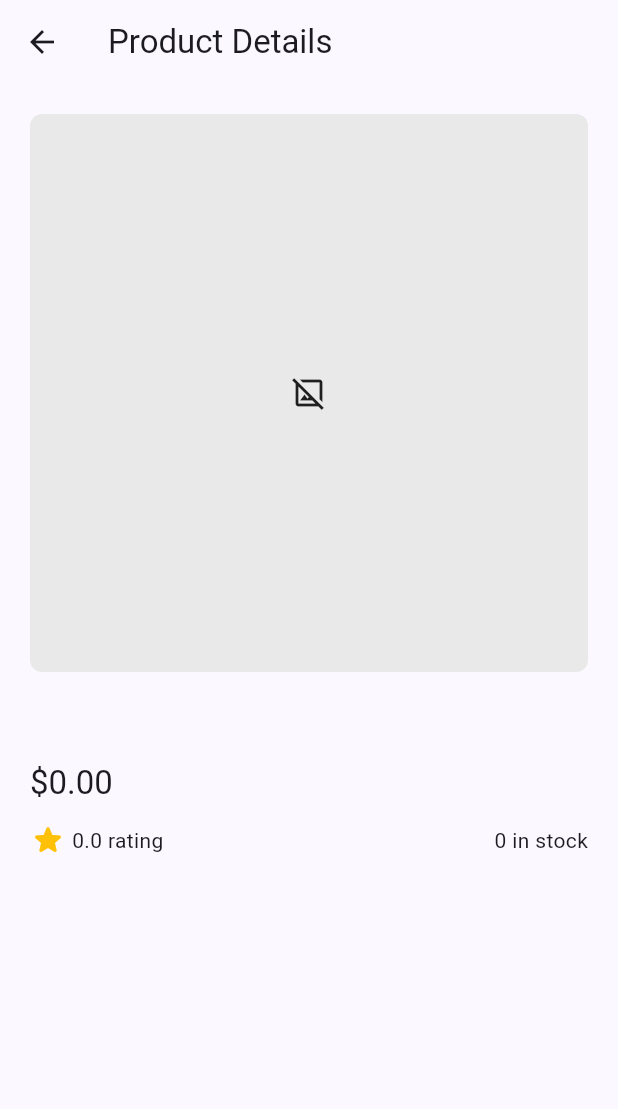
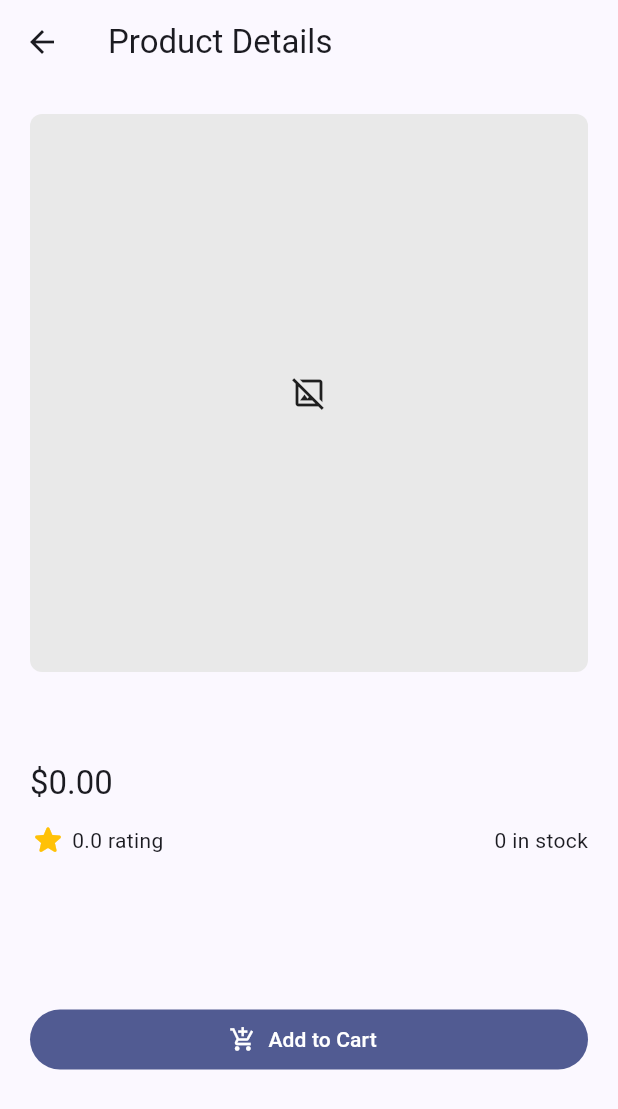
Before and after one commit to jian04p/garcia-advancedmobprog, a Flutter app: the ProductDetailsScreen screen opened directly with empty values, on a phone screen of 412 x 824 dp. Shown: the top 1109 px of the screen. Run offline on Flutter 3.47's test engine with Material 3 defaults, Android fonts, the phone set to English and light mode, and no system bars; our stand-ins replace flutter_dotenv, flutter_screenutil; network calls fail.

Commit message:
lab_act3

```diff
--- a/lib/constants.dart
+++ b/lib/constants.dart
@@ -1,3 +1,6 @@
 import 'package:flutter_dotenv/flutter_dotenv.dart';
 
 final String host = dotenv.env['HOST'] ?? 'https://dummyjson.com';
+
+// Lab Activity 3: the cart screen deliberately renders one DummyJSON user.
+const int cartUserId = 5;
--- /dev/null
+++ b/lib/models/cart.dart
@@ -0,0 +1,71 @@
+class Cart {
+  const Cart({
+    required this.id,
+    required this.products,
+    required this.total,
+    required this.discountedTotal,
+    required this.userId,
+    required this.totalProducts,
+    required this.totalQuantity,
+  });
+
+  final int id;
+  final List<CartProduct> products;
+  final double total;
+  final double discountedTotal;
+  final int userId;
+  final int totalProducts;
+  final int totalQuantity;
+
+  factory Cart.fromJson(Map<String, dynamic> json) {
+    return Cart(
+      id: (json['id'] as num? ?? 0).toInt(),
+      products: (json['products'] as List<dynamic>? ?? const [])
+          .whereType<Map<String, dynamic>>()
+          .map(CartProduct.fromJson)
+          .toList(),
+      total: (json['total'] as num? ?? 0).toDouble(),
+      discountedTotal: (json['discountedTotal'] as num? ?? 0).toDouble(),
+      userId: (json['userId'] as num? ?? 0).toInt(),
+      totalProducts: (json['totalProducts'] as num? ?? 0).toInt(),
+      totalQuantity: (json['totalQuantity'] as num? ?? 0).toInt(),
+    );
+  }
+}
+
+class CartProduct {
+  const CartProduct({
+    required this.id,
+    required this.title,
+    required this.price,
+    required this.quantity,
+    required this.total,
+    required this.discountPercentage,
+    required this.discountedTotal,
+    required this.thumbnail,
+  });
+
+  final int id;
+  final String title;
+  final double price;
+  final int quantity;
+  final double total;
+  final double discountPercentage;
+  final double discountedTotal;
+  final String thumbnail;
+
+  factory CartProduct.fromJson(Map<String, dynamic> json) {
+    return CartProduct(
+      id: (json['id'] as num? ?? 0).toInt(),
+      title: json['title'] as String? ?? '',
+      price: (json['price'] as num? ?? 0).toDouble(),
+      quantity: (json['quantity'] as num? ?? 0).toInt(),
+      total: (json['total'] as num? ?? 0).toDouble(),
+      discountPercentage: (json['discountPercentage'] as num? ?? 0).toDouble(),
+      discountedTotal:
+          ((json['discountedTotal'] ?? json['discountedPrice']) as num? ?? 0)
+              .toDouble(),
+      thumbnail: json['thumbnail'] as String? ?? '',
+    );
+  }
+}
--- a/lib/models/product.dart
+++ b/lib/models/product.dart
@@ -9,6 +9,18 @@ class Product {
     required this.stock,
     required this.thumbnail,
     required this.images,
+    required this.discountPercentage,
+    required this.brand,
+    required this.sku,
+    required this.weight,
+    required this.dimensions,
+    required this.warrantyInformation,
+    required this.shippingInformation,
+    required this.availabilityStatus,
+    required this.reviews,
+    required this.returnPolicy,
+    required this.minimumOrderQuantity,
+    required this.meta,
   });
 
   final int id;
@@ -20,6 +32,18 @@ class Product {
   final int stock;
   final String thumbnail;
   final List<String> images;
+  final double discountPercentage;
+  final String brand;
+  final String sku;
+  final double weight;
+  final ProductDimensions dimensions;
+  final String warrantyInformation;
+  final String shippingInformation;
+  final String availabilityStatus;
+  final List<ProductReview> reviews;
+  final String returnPolicy;
+  final int minimumOrderQuantity;
+  final ProductMeta meta;
 
   factory Product.fromJson(Map<String, dynamic> json) {
     return Product(
@@ -34,6 +58,94 @@ class Product {
       images: (json['images'] as List<dynamic>? ?? const [])
           .whereType<String>()
           .toList(),
+      discountPercentage: (json['discountPercentage'] as num? ?? 0).toDouble(),
+      brand: json['brand'] as String? ?? '',
+      sku: json['sku'] as String? ?? '',
+      weight: (json['weight'] as num? ?? 0).toDouble(),
+      dimensions: ProductDimensions.fromJson(
+        json['dimensions'] as Map<String, dynamic>? ?? const {},
+      ),
+      warrantyInformation: json['warrantyInformation'] as String? ?? '',
+      shippingInformation: json['shippingInformation'] as String? ?? '',
+      availabilityStatus: json['availabilityStatus'] as String? ?? '',
+      reviews: (json['reviews'] as List<dynamic>? ?? const [])
+          .whereType<Map<String, dynamic>>()
+          .map(ProductReview.fromJson)
+          .toList(),
+      returnPolicy: json['returnPolicy'] as String? ?? '',
+      minimumOrderQuantity: (json['minimumOrderQuantity'] as num? ?? 0).toInt(),
+      meta: ProductMeta.fromJson(
+        json['meta'] as Map<String, dynamic>? ?? const {},
+      ),
     );
   }
 }
+
+class ProductDimensions {
+  const ProductDimensions({
+    required this.width,
+    required this.height,
+    required this.depth,
+  });
+
+  final double width;
+  final double height;
+  final double depth;
+
+  factory ProductDimensions.fromJson(Map<String, dynamic> json) {
+    return ProductDimensions(
+      width: (json['width'] as num? ?? 0).toDouble(),
+      height: (json['height'] as num? ?? 0).toDouble(),
+      depth: (json['depth'] as num? ?? 0).toDouble(),
+    );
+  }
+}
+
+class ProductReview {
+  const ProductReview({
+    required this.rating,
+    required this.comment,
+    required this.date,
+    required this.reviewerName,
+    required this.reviewerEmail,
+  });
+
+  final int rating;
+  final String comment;
+  final String date;
+  final String reviewerName;
+  final String reviewerEmail;
+
+  factory ProductReview.fromJson(Map<String, dynamic> json) {
+    return ProductReview(
+      rating: (json['rating'] as num? ?? 0).toInt(),
+      comment: json['comment'] as String? ?? '',
+      date: json['date'] as String? ?? '',
+      reviewerName: json['reviewerName'] as String? ?? '',
+      reviewerEmail: json['reviewerEmail'] as String? ?? '',
+    );
+  }
+}
+
+class ProductMeta {
+  const ProductMeta({
+    required this.createdAt,
+    required this.updatedAt,
+    required this.barcode,
+    required this.qrCode,
+  });
+
+  final String createdAt;
+  final String updatedAt;
+  final String barcode;
+  final String qrCode;
+
+  factory ProductMeta.fromJson(Map<String, dynamic> json) {
+    return ProductMeta(
+      createdAt: json['createdAt'] as String? ?? '',
+      updatedAt: json['updatedAt'] as String? ?? '',
+      barcode: json['barcode'] as String? ?? '',
+      qrCode: json['qrCode'] as String? ?? '',
+    );
+  }
+}
--- a/lib/screens/product_details_screen.dart
+++ b/lib/screens/product_details_screen.dart
@@ -1,12 +1,74 @@
 import 'package:flutter/material.dart';
 
+import '../constants.dart';
 import '../models/product.dart';
+import '../services/cart_service.dart';
+import '../services/product_service.dart';
 import 'product_screen.dart';
 
 class ProductDetailsScreen extends StatelessWidget {
-  const ProductDetailsScreen({super.key, required this.product});
+  const ProductDetailsScreen({super.key, this.product, this.productId})
+    : assert(product != null || productId != null);
+
+  final Product? product;
+  final int? productId;
+
+  @override
+  Widget build(BuildContext context) {
+    if (product != null) {
+      return _ProductDetailsBody(product: product!);
+    }
+
+    return Scaffold(
+      appBar: AppBar(title: const Text('Product Details')),
+      body: FutureBuilder<Product>(
+        future: ProductService().getById(productId!),
+        builder: (context, snapshot) {
+          if (snapshot.connectionState != ConnectionState.done) {
+            return const Center(child: CircularProgressIndicator());
+          }
+          if (snapshot.hasError) {
+            return Center(
+              child: Padding(
+                padding: const EdgeInsets.all(24),
+                child: Text('Unable to load product.\n${snapshot.error}'),
+              ),
+            );
+          }
+          return _ProductDetailsBody(product: snapshot.data!);
+        },
+      ),
+    );
+  }
+}
+
+class _ProductDetailsBody extends StatelessWidget {
+  const _ProductDetailsBody({required this.product});
 
   final Product product;
+
+  Future<void> _addToCart(BuildContext context) async {
+    try {
+      // Lab Activity 3: submit the selected product id and quantity to /carts/add.
+      final cart = await CartService().addToCart(
+        userId: cartUserId,
+        productId: product.id,
+      );
+      if (!context.mounted) return;
+      ScaffoldMessenger.of(context).showSnackBar(
+        SnackBar(
+          content: Text(
+            '${product.title} added to simulated cart #${cart.id}.',
+          ),
+        ),
+      );
+    } catch (error) {
+      if (!context.mounted) return;
+      ScaffoldMessenger.of(
+        context,
+      ).showSnackBar(SnackBar(content: Text('Unable to add to cart: $error')));
+    }
+  }
 
   @override
   Widget build(BuildContext context) {
@@ -20,15 +82,19 @@ class ProductDetailsScreen extends StatelessWidget {
             child: ClipRRect(
               borderRadius: BorderRadius.circular(8),
               child: ProductImage(
-                url: product.images.isNotEmpty ? product.images.first : product.thumbnail,
+                url: product.images.isNotEmpty
+                    ? product.images.first
+                    : product.thumbnail,
               ),
             ),
           ),
           const SizedBox(height: 20),
           Text(product.title, style: Theme.of(context).textTheme.headlineSmall),
           const SizedBox(height: 8),
-          Text('\$${product.price.toStringAsFixed(2)}',
-              style: Theme.of(context).textTheme.titleLarge),
+          Text(
+            '\$${product.price.toStringAsFixed(2)}',
+            style: Theme.of(context).textTheme.titleLarge,
+          ),
           const SizedBox(height: 12),
           Row(
             children: [
@@ -40,10 +106,21 @@ class ProductDetailsScreen extends StatelessWidget {
             ],
           ),
           const SizedBox(height: 20),
-          Text(product.category.toUpperCase(),
-              style: Theme.of(context).textTheme.labelLarge),
+          Text(
+            product.category.toUpperCase(),
+            style: Theme.of(context).textTheme.labelLarge,
+          ),
           const SizedBox(height: 8),
-          Text(product.description, style: Theme.of(context).textTheme.bodyLarge),
+          Text(
+            product.description,
+            style: Theme.of(context).textTheme.bodyLarge,
+          ),
+          const SizedBox(height: 24),
+          FilledButton.icon(
+            onPressed: () => _addToCart(context),
+            icon: const Icon(Icons.add_shopping_cart),
+            label: const Text('Add to Cart'),
+          ),
         ],
       ),
     );
--- /dev/null
+++ b/lib/services/cart_service.dart
@@ -0,0 +1,54 @@
+import 'dart:convert';
+
+import 'package:http/http.dart' as http;
+
+import '../constants.dart';
+import '../models/cart.dart';
+
+class CartService {
+  /// Returns the first cart for the specified user, so the UI renders one cart.
+  Future<Cart?> getByUserId(int userId) async {
+    final response = await http.get(Uri.parse('$host/carts/user/$userId'));
+
+    if (response.statusCode != 200) {
+      throw Exception('Failed to load cart (${response.statusCode}).');
+    }
+
+    final data = jsonDecode(response.body) as Map<String, dynamic>;
+    final carts = data['carts'] as List<dynamic>? ?? const [];
+    if (carts.isEmpty || carts.first is! Map<String, dynamic>) return null;
+    return Cart.fromJson(carts.first as Map<String, dynamic>);
+  }
+
+  /// Supports DummyJSON's get-by-id cart endpoint when a cart id is available.
+  Future<Cart> getById(int cartId) async {
+    final response = await http.get(Uri.parse('$host/carts/$cartId'));
+
+    if (response.statusCode != 200) {
+      throw Exception('Failed to load cart (${response.statusCode}).');
+    }
+    return Cart.fromJson(jsonDecode(response.body) as Map<String, dynamic>);
+  }
+
+  Future<Cart> addToCart({
+    required int userId,
+    required int productId,
+    int quantity = 1,
+  }) async {
+    final response = await http.post(
+      Uri.parse('$host/carts/add'),
+      headers: const {'Content-Type': 'application/json'},
+      body: jsonEncode({
+        'userId': userId,
+        'products': [
+          {'id': productId, 'quantity': quantity},
+        ],
+      }),
+    );
+
+    if (response.statusCode != 200 && response.statusCode != 201) {
+      throw Exception('Failed to add cart item (${response.statusCode}).');
+    }
+    return Cart.fromJson(jsonDecode(response.body) as Map<String, dynamic>);
+  }
+}
```
Also changed, not shown: lib/screens/cart_screen.dart (added, +156 -0 lines), lib/screens/home_screen.dart (+39 -9 lines), lib/services/product_service.dart (+10 -0 lines), 2 other files.
